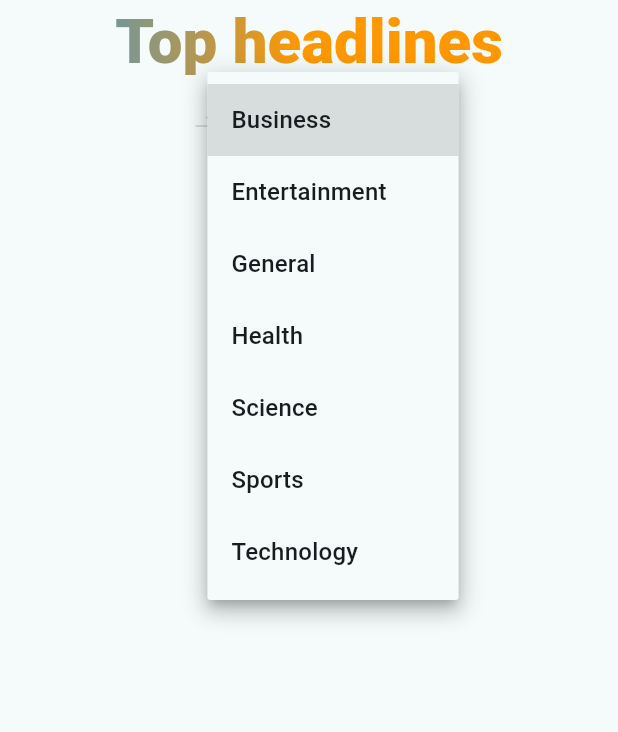
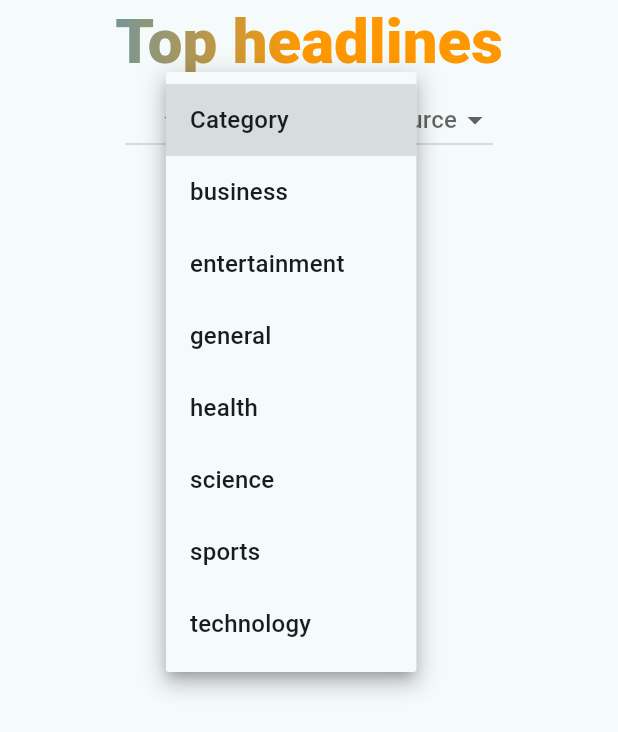
Before and after one commit to AurimassKl/news_app, a Flutter app: the screen it shows after launch, after a tap on "Category", on a phone screen of 412 x 824 dp. Shown: the top 732 px of the screen. Run offline on Flutter 3.47's test engine with Material 3 defaults, Android fonts, the phone set to English and light mode, and no system bars; our stand-ins replace dio, flutter_bloc, flutter_dotenv, get_it, go_router; missing offline and left inert: sealed_countries; network calls fail.

Commit message:
Integrated source correct selection

```diff
--- a/lib/presentation/pages/widgets/news_filter.dart
+++ b/lib/presentation/pages/widgets/news_filter.dart
@@ -2,11 +2,13 @@ import 'package:flutter/material.dart';
 import 'package:flutter_bloc/flutter_bloc.dart';
 import 'package:newsapp/core/adaptive_screen.dart';
 import 'package:newsapp/domain/entities/news_source_filter.dart';
+import 'package:newsapp/domain/entities/news_sources.dart';
 import 'package:newsapp/presentation/bloc/news_articles/news_articles_bloc.dart';
 import 'package:newsapp/presentation/bloc/news_articles/news_articles_event.dart';
 import 'package:newsapp/presentation/bloc/news_articles/news_articles_state.dart';
 import 'package:newsapp/presentation/bloc/news_source/news_sources_bloc.dart';
 import 'package:newsapp/presentation/bloc/news_source/news_sources_event.dart';
+import 'package:newsapp/presentation/bloc/news_source/news_sources_state.dart';
 import 'package:sealed_countries/sealed_countries.dart';
 
 class NewsFilterBar extends StatelessWidget {
@@ -28,8 +30,8 @@ class NewsFilterBar extends StatelessWidget {
 
     return BlocBuilder<NewsArticlesBloc, NewsArticlesState>(
       builder: (context, state) {
-        final bloc = context.read<NewsArticlesBloc>();
-        final currentFilter = bloc.currentFilter;
+        final articlesBloc = context.read<NewsArticlesBloc>();
+        final currentFilter = articlesBloc.currentFilter;
 
         return SingleChildScrollView(
           scrollDirection: Axis.horizontal,
@@ -37,33 +39,84 @@ class NewsFilterBar extends StatelessWidget {
             children: [
               DropdownButton<String>(
                 value: currentFilter.country,
-                items: WorldCountry.list.map((c) {
+                items: [
+                  const DropdownMenuItem<String>(
+                    value: "",
+                    child: Text("All"),
+                  ),
+                  ...WorldCountry.list.map((c) {
                     return DropdownMenuItem<String>(
                       value: c.codeShort.toLowerCase(),
                       child: Text("${c.emoji} ${c.name.common}"),
                     );
-                }).toList(),
+                  }).toList()
+                ],
                 onChanged: (val) {
                   if (val == null) return;
 
-                  final newFilter = currentFilter.copyWith(country: val);
-                  bloc.add(FetchNewsArticles(newFilter));
+                  final newFilter = currentFilter.copyWith(
+                    country: val,
+                    sources: "",
+                  );
+                  articlesBloc.add(FetchNewsArticles(newFilter));
                   context.read<NewsSourcesBloc>().add(FetchNewsSources(NewsSourceFilter(country: val)));
                 },
               ),
               DropdownButton<String>(
                 value: currentFilter.category,
                 hint: const Text("Category"),
-                items: categories.map((cat) {
+                items: [
+                  const DropdownMenuItem<String>(
+                    value: "",
+                    child: Text("Category"),
+                  ),
+                  ...categories.map(
+                    (cat) {
                       return DropdownMenuItem<String>(
                         value: cat,
-                    child: Text(cat[0].toUpperCase() + cat.substring(1)),
+                        child: Text(cat),
                       );
-                }).toList(),
+                    },
+                  )
+                ],
                 onChanged: (val) {
                   if (val == null) return;
-                  final newFilter = currentFilter.copyWith(category: val);
-                  bloc.add(FetchNewsArticles(newFilter));
+                  final newFilter = currentFilter.copyWith(
+                    category: val,
+                    sources: "",
+                  );
+                  articlesBloc.add(FetchNewsArticles(newFilter));
+                },
+              ),
+              BlocBuilder<NewsSourcesBloc, NewsSourcesState>(
+                builder: (context, sourcesState) {
+                  return DropdownButton<String>(
+                    value: currentFilter.sources,
+                    hint: const Text("Source"),
+                    items: [
+                      const DropdownMenuItem<String>(
+                        value: "",
+                        child: Text("Source"),
+                      ),
+                      ...(sourcesState is NewsSourcesFetchedState ? sourcesState.newsSources : <NewsSource>[]).map(
+                        (src) {
+                          return DropdownMenuItem<String>(
+                            value: src.id,
+                            child: Text(src.name),
+                          );
+                        },
+                      ).toList()
+                    ],
+                    onChanged: (val) {
+                      if (val == null) return;
+                      final newFilter = currentFilter.copyWith(
+                        sources: val,
+                        country: "",
+                        category: "",
+                      );
+                      articlesBloc.add(FetchNewsArticles(newFilter));
+                    },
+                  );
                 },
               ),
             ],
```
Lines whose indentation alone changed are shown as unchanged.
